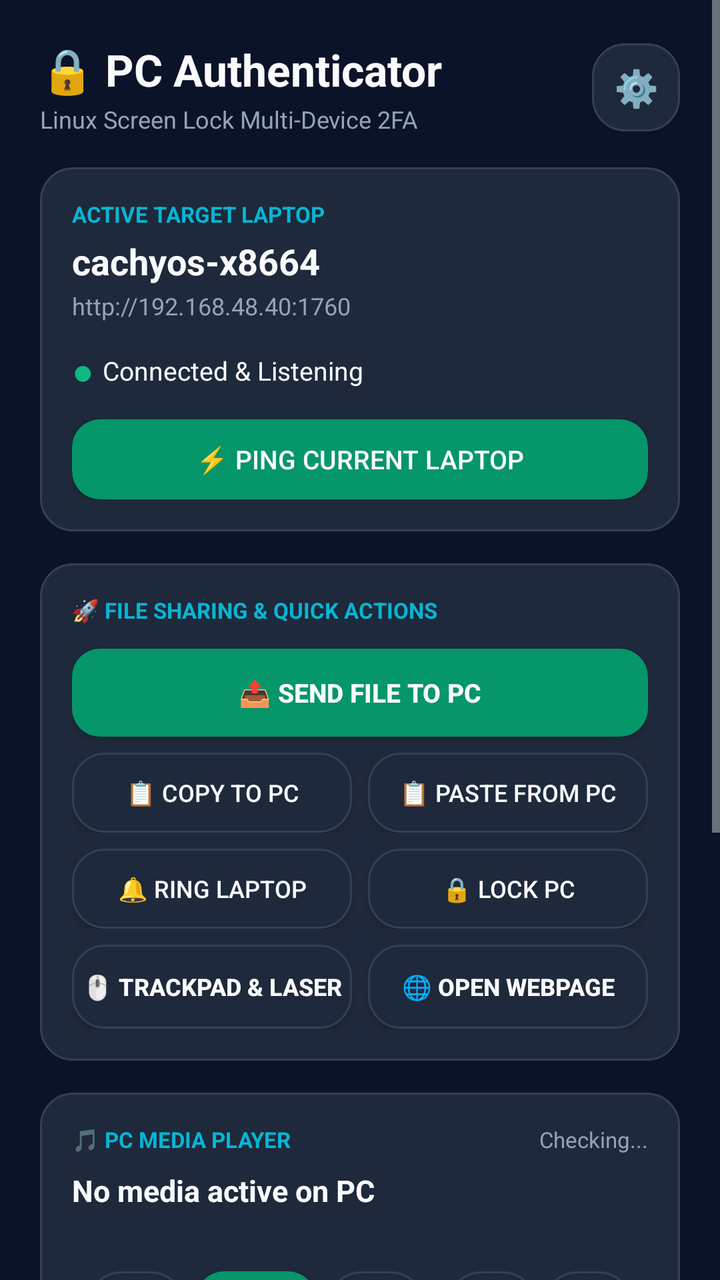
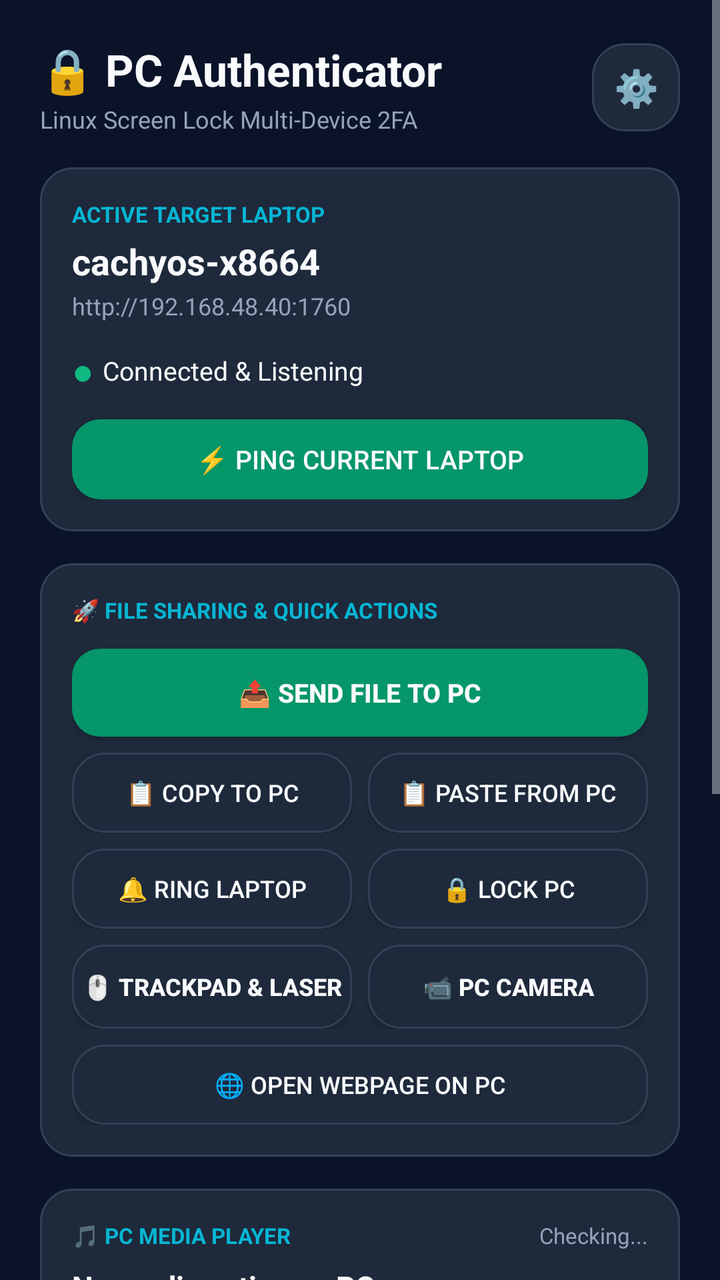

Before-and-after screenshots of an Android layout around one commit, followed by the original layout XML and the change that was made.
<!-- AndroidManifest.xml: application theme AppTheme -->
<!-- res/layout/activity_main.xml -->
<?xml version="1.0" encoding="utf-8"?>
<ScrollView xmlns:android="http://schemas.android.com/apk/res/android"
    android:layout_width="match_parent"
    android:layout_height="match_parent"
    android:background="@color/bg_dark"
    android:fillViewport="true">

    <LinearLayout
        android:layout_width="match_parent"
        android:layout_height="wrap_content"
        android:orientation="vertical"
        android:padding="20dp">

        
        <LinearLayout
            android:layout_width="match_parent"
            android:layout_height="wrap_content"
            android:orientation="horizontal"
            android:gravity="center_vertical"
            android:layout_marginBottom="16dp">

            <LinearLayout
                android:layout_width="0dp"
                android:layout_height="wrap_content"
                android:layout_weight="1"
                android:orientation="vertical">

                <TextView
                    android:layout_width="wrap_content"
                    android:layout_height="wrap_content"
                    android:text="🔒 PC Authenticator"
                    android:textSize="22sp"
                    android:textStyle="bold"
                    android:textColor="@color/text_white" />

                <TextView
                    android:layout_width="wrap_content"
                    android:layout_height="wrap_content"
                    android:text="Linux Screen Lock Multi-Device 2FA"
                    android:textSize="12sp"
                    android:textColor="@color/text_muted"
                    android:layout_marginTop="2dp" />
            </LinearLayout>

            <Button
                android:id="@+id/btn_settings"
                android:layout_width="44dp"
                android:layout_height="44dp"
                android:text="⚙️"
                android:textSize="18sp"
                android:textColor="@color/text_white"
                android:background="@drawable/card_bg" />
        </LinearLayout>

        
        <LinearLayout
            android:layout_width="match_parent"
            android:layout_height="wrap_content"
            android:orientation="vertical"
            android:background="@drawable/card_bg"
            android:padding="16dp"
            android:layout_marginBottom="16dp">

            <TextView
                android:layout_width="wrap_content"
                android:layout_height="wrap_content"
                android:text="ACTIVE TARGET LAPTOP"
                android:textSize="11sp"
                android:textStyle="bold"
                android:textColor="@color/accent_cyan" />

            <TextView
                android:id="@+id/tv_hostname"
                android:layout_width="wrap_content"
                android:layout_height="wrap_content"
                android:text="cachyos-x8664"
                android:textSize="18sp"
                android:textStyle="bold"
                android:textColor="@color/text_white"
                android:layout_marginTop="4dp" />

            <TextView
                android:id="@+id/tv_active_ip"
                android:layout_width="wrap_content"
                android:layout_height="wrap_content"
                android:text="http://192.168.48.40:1760"
                android:textSize="12sp"
                android:textColor="@color/text_muted"
                android:layout_marginTop="2dp" />

            <LinearLayout
                android:layout_width="match_parent"
                android:layout_height="wrap_content"
                android:orientation="horizontal"
                android:gravity="center_vertical"
                android:layout_marginTop="12dp">

                <TextView
                    android:id="@+id/tv_status_dot"
                    android:layout_width="wrap_content"
                    android:layout_height="wrap_content"
                    android:text="● "
                    android:textSize="18sp"
                    android:textColor="@color/status_green" />

                <TextView
                    android:id="@+id/tv_status_text"
                    android:layout_width="wrap_content"
                    android:layout_height="wrap_content"
                    android:text="Connected &amp; Listening"
                    android:textSize="13sp"
                    android:textColor="@color/text_white" />
            </LinearLayout>

            <Button
                android:id="@+id/btn_test_connection"
                android:layout_width="match_parent"
                android:layout_height="40dp"
                android:text="⚡ Ping Current Laptop"
                android:textSize="13sp"
                android:textColor="@color/text_white"
                android:background="@drawable/btn_approve"
                android:layout_marginTop="12dp" />
        </LinearLayout>

        
        <LinearLayout
            android:id="@+id/layout_challenge"
            android:layout_width="match_parent"
            android:layout_height="wrap_content"
            android:orientation="vertical"
            android:background="@drawable/card_bg"
            android:padding="20dp"
            android:layout_marginBottom="16dp"
            android:visibility="gone">

            <TextView
                android:layout_width="wrap_content"
                android:layout_height="wrap_content"
                android:text="⚠️ UNLOCK CHALLENGE ACTIVE"
                android:textSize="13sp"
                android:textStyle="bold"
                android:textColor="@color/accent_cyan" />

            <TextView
                android:id="@+id/tv_challenge_message"
                android:layout_width="wrap_content"
                android:layout_height="wrap_content"
                android:text="Login requested on your laptop. Approve to unlock."
                android:textSize="16sp"
                android:textColor="@color/text_white"
                android:layout_marginTop="8dp" />

            <TextView
                android:id="@+id/tv_timer"
                android:layout_width="wrap_content"
                android:layout_height="wrap_content"
                android:text="Expires in: 35s"
                android:textSize="14sp"
                android:textColor="@color/text_muted"
                android:layout_marginTop="6dp" />

            <Button
                android:id="@+id/btn_approve_challenge"
                android:layout_width="match_parent"
                android:layout_height="54dp"
                android:text="👆 APPROVE WITH FINGERPRINT"
                android:textSize="15sp"
                android:textStyle="bold"
                android:textColor="@color/text_white"
                android:background="@drawable/btn_approve"
                android:layout_marginTop="16dp" />

            <Button
                android:id="@+id/btn_deny_challenge"
                android:layout_width="match_parent"
                android:layout_height="44dp"
                android:text="❌ DENY"
                android:textSize="14sp"
                android:textColor="@color/text_white"
                android:background="@drawable/btn_deny"
                android:layout_marginTop="10dp" />
        </LinearLayout>

        
        <LinearLayout
            android:layout_width="match_parent"
            android:layout_height="wrap_content"
            android:orientation="vertical"
            android:background="@drawable/card_bg"
            android:padding="16dp"
            android:layout_marginBottom="16dp">

            <TextView
                android:layout_width="wrap_content"
                android:layout_height="wrap_content"
                android:text="🚀 FILE SHARING &amp; QUICK ACTIONS"
                android:textSize="11sp"
                android:textStyle="bold"
                android:textColor="@color/accent_cyan" />

            <Button
                android:id="@+id/btn_send_file_to_pc"
                android:layout_width="match_parent"
                android:layout_height="44dp"
                android:text="📤 Send File to PC"
                android:textSize="13sp"
                android:textStyle="bold"
                android:textColor="@color/text_white"
                android:background="@drawable/btn_approve"
                android:layout_marginTop="12dp" />

            <LinearLayout
                android:layout_width="match_parent"
                android:layout_height="wrap_content"
                android:orientation="horizontal"
                android:layout_marginTop="8dp">

                <Button
                    android:id="@+id/btn_send_clip_to_pc"
                    android:layout_width="0dp"
                    android:layout_height="40dp"
                    android:layout_weight="1"
                    android:text="📋 Copy to PC"
                    android:textSize="12sp"
                    android:textColor="@color/text_white"
                    android:background="@drawable/card_bg"
                    android:layout_marginEnd="4dp" />

                <Button
                    android:id="@+id/btn_get_clip_from_pc"
                    android:layout_width="0dp"
                    android:layout_height="40dp"
                    android:layout_weight="1"
                    android:text="📋 Paste from PC"
                    android:textSize="12sp"
                    android:textColor="@color/text_white"
                    android:background="@drawable/card_bg"
                    android:layout_marginStart="4dp" />
            </LinearLayout>

            <LinearLayout
                android:layout_width="match_parent"
                android:layout_height="wrap_content"
                android:orientation="horizontal"
                android:layout_marginTop="8dp">

                <Button
                    android:id="@+id/btn_ring_pc"
                    android:layout_width="0dp"
                    android:layout_height="40dp"
                    android:layout_weight="1"
                    android:text="🔔 Ring Laptop"
                    android:textSize="12sp"
                    android:textColor="@color/text_white"
                    android:background="@drawable/card_bg"
                    android:layout_marginEnd="4dp" />

                <Button
                    android:id="@+id/btn_lock_pc"
                    android:layout_width="0dp"
                    android:layout_height="40dp"
                    android:layout_weight="1"
                    android:text="🔒 Lock PC"
                    android:textSize="12sp"
                    android:textColor="@color/text_white"
                    android:background="@drawable/card_bg"
                    android:layout_marginStart="4dp" />
            </LinearLayout>

            <LinearLayout
                android:layout_width="match_parent"
                android:layout_height="wrap_content"
                android:orientation="horizontal"
                android:layout_marginTop="8dp">

                <Button
                    android:id="@+id/btn_remote_trackpad"
                    android:layout_width="0dp"
                    android:layout_height="42dp"
                    android:layout_weight="1"
                    android:text="🖱️ Trackpad &amp; Laser"
                    android:textSize="12sp"
                    android:textStyle="bold"
                    android:textColor="@color/text_white"
                    android:background="@drawable/card_bg"
                    android:layout_marginEnd="4dp" />

                <Button
                    android:id="@+id/btn_open_webpage"
                    android:layout_width="0dp"
                    android:layout_height="42dp"
                    android:layout_weight="1"
                    android:text="🌐 Open Webpage"
                    android:textSize="12sp"
                    android:textStyle="bold"
                    android:textColor="@color/text_white"
                    android:background="@drawable/card_bg"
                    android:layout_marginStart="4dp" />
            </LinearLayout>
        </LinearLayout>

        
        <LinearLayout
            android:id="@+id/layout_media"
            android:layout_width="match_parent"
            android:layout_height="wrap_content"
            android:orientation="vertical"
            android:background="@drawable/card_bg"
            android:padding="16dp"
            android:layout_marginBottom="16dp">

            <LinearLayout
                android:layout_width="match_parent"
                android:layout_height="wrap_content"
                android:orientation="horizontal"
                android:gravity="center_vertical">

                <TextView
                    android:layout_width="0dp"
                    android:layout_height="wrap_content"
                    android:layout_weight="1"
                    android:text="🎵 PC MEDIA PLAYER"
                    android:textSize="11sp"
                    android:textStyle="bold"
                    android:textColor="@color/accent_cyan" />

                <TextView
                    android:id="@+id/tv_media_status"
                    android:layout_width="wrap_content"
                    android:layout_height="wrap_content"
                    android:text="Checking..."
                    android:textSize="11sp"
                    android:textColor="@color/text_muted" />
            </LinearLayout>

            <TextView
                android:id="@+id/tv_media_title"
                android:layout_width="wrap_content"
                android:layout_height="wrap_content"
                android:text="No media active on PC"
                android:textSize="15sp"
                android:textStyle="bold"
                android:textColor="@color/text_white"
                android:singleLine="true"
                android:ellipsize="end"
                android:layout_marginTop="8dp" />

            <TextView
                android:id="@+id/tv_media_artist"
                android:layout_width="wrap_content"
                android:layout_height="wrap_content"
                android:text=""
                android:textSize="12sp"
                android:textColor="@color/text_muted"
                android:singleLine="true"
                android:ellipsize="end"
                android:layout_marginTop="2dp" />

            
            <LinearLayout
                android:layout_width="match_parent"
                android:layout_height="wrap_content"
                android:orientation="horizontal"
                android:gravity="center"
                android:layout_marginTop="12dp">

                <Button
                    android:id="@+id/btn_media_prev"
                    android:layout_width="48dp"
                    android:layout_height="44dp"
                    android:text="⏮"
                    android:textSize="16sp"
                    android:textColor="@color/text_white"
                    android:background="@drawable/card_bg"
                    android:layout_marginEnd="6dp" />

                <Button
                    android:id="@+id/btn_media_play_pause"
                    android:layout_width="60dp"
                    android:layout_height="44dp"
                    android:text="⏯"
                    android:textSize="18sp"
                    android:textColor="@color/text_white"
                    android:background="@drawable/btn_approve"
                    android:layout_marginEnd="6dp" />

                <Button
                    android:id="@+id/btn_media_next"
                    android:layout_width="48dp"
                    android:layout_height="44dp"
                    android:text="⏭"
                    android:textSize="16sp"
                    android:textColor="@color/text_white"
                    android:background="@drawable/card_bg"
                    android:layout_marginEnd="12dp" />

                <Button
                    android:id="@+id/btn_media_voldown"
                    android:layout_width="44dp"
                    android:layout_height="44dp"
                    android:text="🔉"
                    android:textSize="14sp"
                    android:textColor="@color/text_white"
                    android:background="@drawable/card_bg"
                    android:layout_marginEnd="4dp" />

                <Button
                    android:id="@+id/btn_media_volup"
                    android:layout_width="44dp"
                    android:layout_height="44dp"
                    android:text="🔊"
                    android:textSize="14sp"
                    android:textColor="@color/text_white"
                    android:background="@drawable/card_bg" />
            </LinearLayout>
        </LinearLayout>

        
        <LinearLayout
            android:layout_width="match_parent"
            android:layout_height="wrap_content"
            android:orientation="vertical"
            android:layout_marginBottom="16dp">

            <LinearLayout
                android:layout_width="match_parent"
                android:layout_height="wrap_content"
                android:orientation="horizontal"
                android:gravity="center_vertical"
                android:layout_marginBottom="10dp">

                <TextView
                    android:layout_width="0dp"
                    android:layout_height="wrap_content"
                    android:layout_weight="1"
                    android:text="PAIRED LAPTOPS &amp; PCS"
                    android:textSize="12sp"
                    android:textStyle="bold"
                    android:textColor="@color/accent_cyan" />

                <TextView
                    android:id="@+id/tv_device_count"
                    android:layout_width="wrap_content"
                    android:layout_height="wrap_content"
                    android:text="1 Saved"
                    android:textSize="11sp"
                    android:textColor="@color/text_muted" />
            </LinearLayout>

            
            <LinearLayout
                android:layout_width="match_parent"
                android:layout_height="wrap_content"
                android:orientation="horizontal"
                android:layout_marginBottom="12dp">

                <Button
                    android:id="@+id/btn_scan_network"
                    android:layout_width="0dp"
                    android:layout_height="40dp"
                    android:layout_weight="1"
                    android:text="🔍 Auto-Scan Wi-Fi"
                    android:textSize="12sp"
                    android:textColor="@color/text_white"
                    android:background="@drawable/card_bg"
                    android:layout_marginEnd="6dp" />

                <Button
                    android:id="@+id/btn_add_manual"
                    android:layout_width="0dp"
                    android:layout_height="40dp"
                    android:layout_weight="1"
                    android:text="➕ Add PC Manually"
                    android:textSize="12sp"
                    android:textColor="@color/text_white"
                    android:background="@drawable/card_bg"
                    android:layout_marginStart="6dp" />
            </LinearLayout>

            
            <TextView
                android:id="@+id/tv_scan_status"
                android:layout_width="match_parent"
                android:layout_height="wrap_content"
                android:text="Scanning local network for laptops..."
                android:textColor="@color/accent_cyan"
                android:textSize="12sp"
                android:gravity="center"
                android:padding="8dp"
                android:visibility="gone" />

            
            <LinearLayout
                android:id="@+id/container_devices"
                android:layout_width="match_parent"
                android:layout_height="wrap_content"
                android:orientation="vertical" />

        </LinearLayout>

        
        <LinearLayout
            android:id="@+id/layout_idle"
            android:layout_width="match_parent"
            android:layout_height="wrap_content"
            android:orientation="vertical"
            android:background="@drawable/card_bg"
            android:gravity="center"
            android:padding="20dp">

            <TextView
                android:layout_width="wrap_content"
                android:layout_height="wrap_content"
                android:text="🛡️"
                android:textSize="32sp" />

            <TextView
                android:layout_width="wrap_content"
                android:layout_height="wrap_content"
                android:text="Ready to Authenticate"
                android:textSize="15sp"
                android:textStyle="bold"
                android:textColor="@color/text_white"
                android:layout_marginTop="6dp" />

            <TextView
                android:layout_width="wrap_content"
                android:layout_height="wrap_content"
                android:text="Tap 'Select' on any laptop above to switch which PC to approve. When screen locks, an approval prompt appears instantly."
                android:textSize="12sp"
                android:textColor="@color/text_muted"
                android:gravity="center"
                android:layout_marginTop="4dp" />
        </LinearLayout>

    </LinearLayout>
</ScrollView>
<!-- resources referenced by this layout -->
<resources>
  <color name="accent_cyan">#06b6d4</color>
  <color name="bg_dark">#0b1329</color>
  <color name="status_green">#10b981</color>
  <color name="text_muted">#94a3b8</color>
  <color name="text_white">#f8fafc</color>
  <!-- drawable btn_approve (drawable) -->
  <?xml version="1.0" encoding="utf-8"?>
  <shape xmlns:android="http://schemas.android.com/apk/res/android"
      android:shape="rectangle">
      <solid android:color="@color/btn_approve" />
      <corners android:radius="14dp" />
  </shape>
  <!-- drawable btn_deny (drawable) -->
  <?xml version="1.0" encoding="utf-8"?>
  <shape xmlns:android="http://schemas.android.com/apk/res/android"
      android:shape="rectangle">
      <solid android:color="@color/btn_deny" />
      <corners android:radius="14dp" />
  </shape>
  <!-- drawable card_bg (drawable) -->
  <?xml version="1.0" encoding="utf-8"?>
  <shape xmlns:android="http://schemas.android.com/apk/res/android"
      android:shape="rectangle">
      <solid android:color="@color/card_bg" />
      <corners android:radius="16dp" />
      <stroke android:width="1dp" android:color="@color/card_border" />
  </shape>
  <style name="AppTheme" parent="@android:style/Theme.DeviceDefault.NoActionBar">
          <item name="android:windowBackground">@color/bg_dark</item>
          <item name="android:statusBarColor">@color/bg_dark</item>
          <item name="android:navigationBarColor">@color/bg_dark</item>
      </style>
  <color name="btn_approve">#059669</color>
  <color name="btn_deny">#dc2626</color>
  <color name="card_bg">#1e293b</color>
  <color name="card_border">#334155</color>
</resources>

<!-- the commit's change to res/layout/activity_main.xml (unified diff, before → after) -->
@@ -287,17 +287,27 @@
                     android:layout_marginEnd="4dp" />
 
                 <Button
-                    android:id="@+id/btn_open_webpage"
+                    android:id="@+id/btn_camera_view"
                     android:layout_width="0dp"
                     android:layout_height="42dp"
                     android:layout_weight="1"
-                    android:text="🌐 Open Webpage"
+                    android:text="📹 PC Camera"
                     android:textSize="12sp"
                     android:textStyle="bold"
                     android:textColor="@color/text_white"
                     android:background="@drawable/card_bg"
                     android:layout_marginStart="4dp" />
             </LinearLayout>
+
+            <Button
+                android:id="@+id/btn_open_webpage"
+                android:layout_width="match_parent"
+                android:layout_height="40dp"
+                android:text="🌐 Open Webpage on PC"
+                android:textSize="12sp"
+                android:textColor="@color/text_white"
+                android:background="@drawable/card_bg"
+                android:layout_marginTop="8dp" />
         </LinearLayout>
 
         
